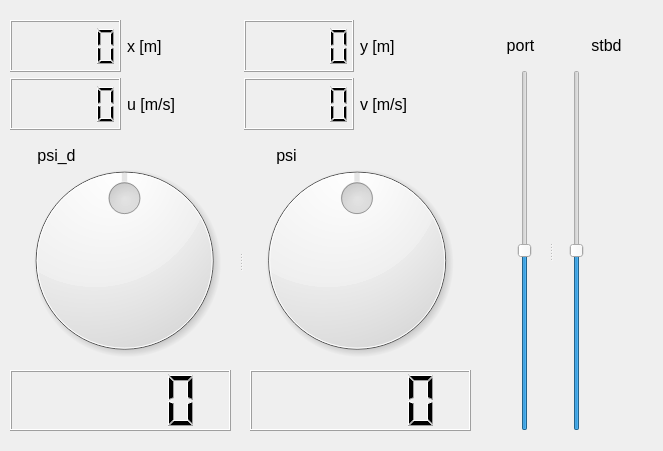
First picture: the form in resource/macro_vts.ui, repository lidarmansiwon/macro_vts, before the edit.
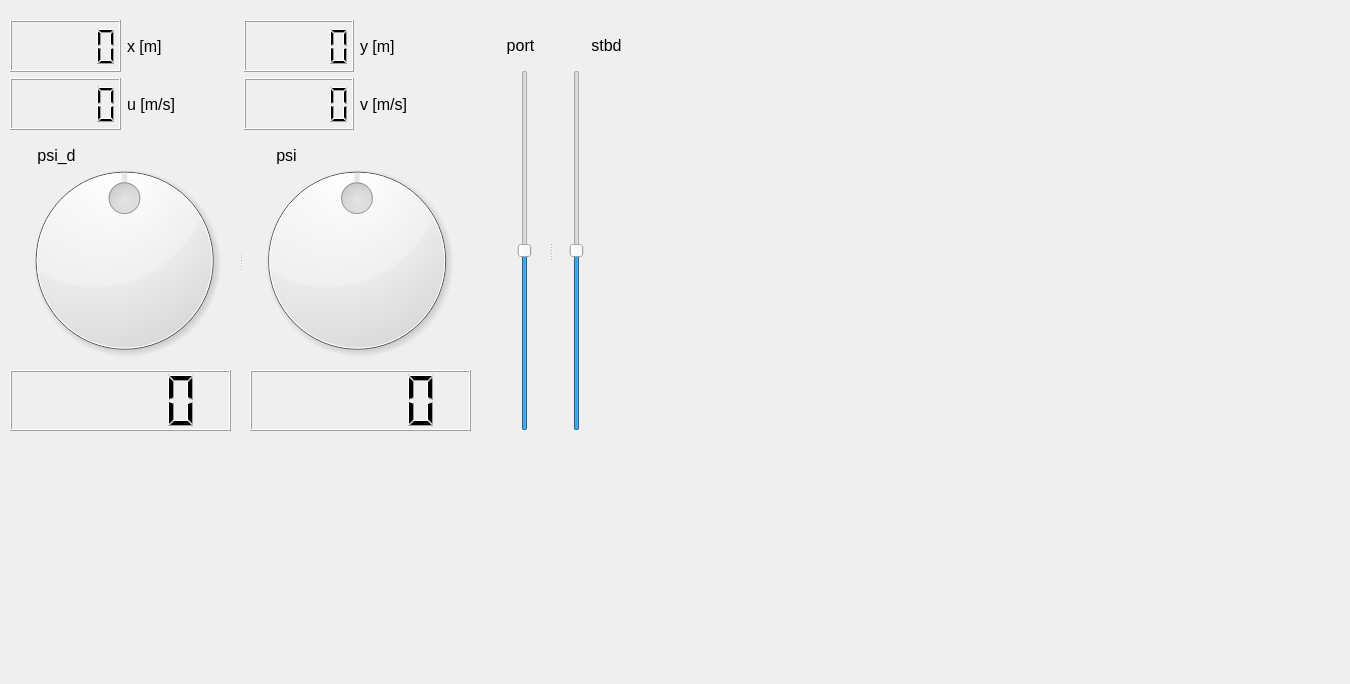
Second picture: the form after the edit.

Commit message: add position plot

The edit to the form file:
```diff
--- a/resource/macro_vts.ui
+++ b/resource/macro_vts.ui
@@ -9,8 +9,8 @@
    <rect>
     <x>0</x>
     <y>0</y>
-    <width>663</width>
-    <height>451</height>
+    <width>1350</width>
+    <height>684</height>
    </rect>
   </property>
   <property name="autoFillBackground">
@@ -354,6 +354,22 @@
     </property>
    </widget>
   </widget>
+  <widget class="QWidget" name="plot_widget" native="true">
+   <property name="geometry">
+    <rect>
+     <x>669</x>
+     <y>20</y>
+     <width>641</width>
+     <height>631</height>
+    </rect>
+   </property>
+   <property name="sizePolicy">
+    <sizepolicy hsizetype="Expanding" vsizetype="Expanding">
+     <horstretch>0</horstretch>
+     <verstretch>0</verstretch>
+    </sizepolicy>
+   </property>
+  </widget>
  </widget>
  <resources/>
  <connections/>
```
The commit also changes 1 other file.
